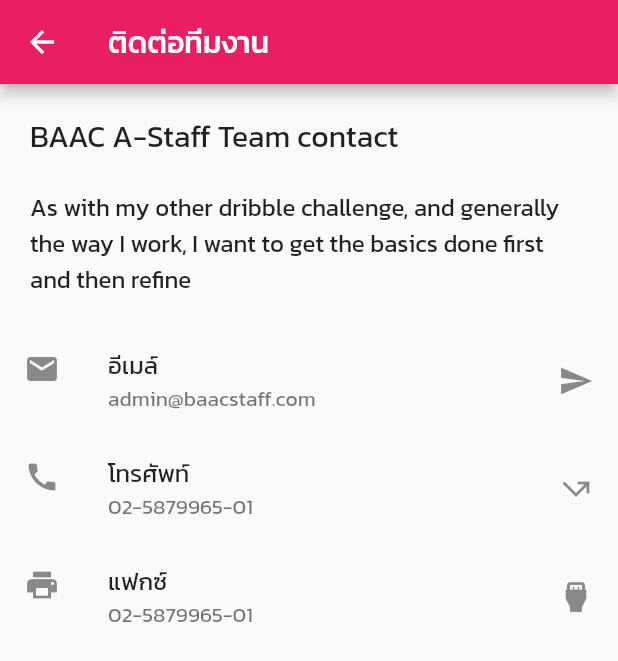
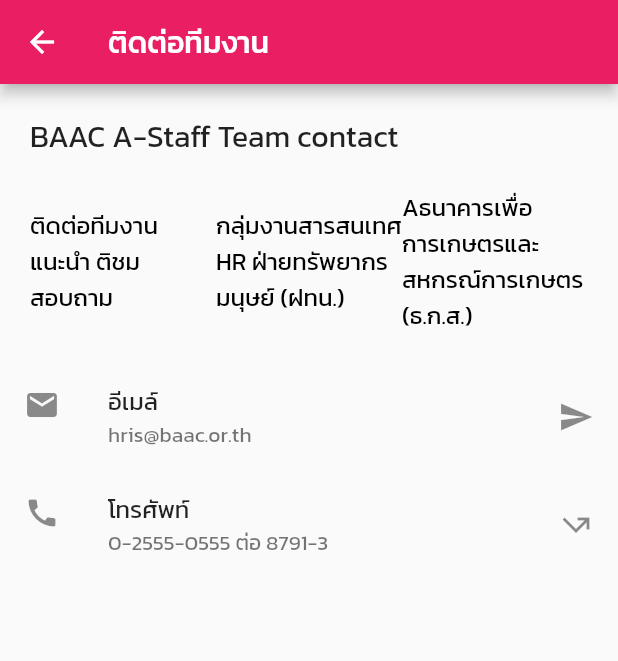
Before and after one commit to masterUNG/Astaffs, a Flutter app: the ContactusScreen screen opened by its route, on a phone screen of 412 x 824 dp. Shown: the top 661 px of the screen. Run offline on Flutter 3.47's test engine with Material 2 defaults, Android fonts, the phone set to English and light mode, and no system bars; our stand-ins replace cached_network_image, connectivity, dio, expandable, firebase_storage, geolocator and 11 more; missing offline and left inert: barcode_scan, get_mac, imei_plugin, otp_screen, smart_select; accounts and stored records are empty.

Commit message:
revise text

```diff
--- a/lib/screens/contactus/contactus_screen.dart
+++ b/lib/screens/contactus/contactus_screen.dart
@@ -1,4 +1,5 @@
 import 'package:flutter/material.dart';
+import 'package:ASmartApp/themes/theme.dart';
 
 class ContactusScreen extends StatefulWidget {
   ContactusScreen({Key key}) : super(key: key);
@@ -18,32 +19,49 @@ class _ContactusScreenState extends State<ContactusScreen> {
         children: [
           Padding(
             padding: const EdgeInsets.all(20.0),
-            child: Text('BAAC A-Staff Team contact', style: TextStyle(fontSize: 20),),
+            child: Text(
+              'BAAC A-Staff Team contact',
+              style: TextStyle(fontSize: 20),
+            ),
           ),
           Padding(
-            padding: const EdgeInsets.only(left:20.0, right: 20.0, bottom: 20.0),
-            child: Text('As with my other dribble challenge, and generally the way I work, I want to get the basics done first and then refine', style: TextStyle(fontSize: 16),),
+            padding: const EdgeInsets.only(left: 20.0, right: 20.0, bottom: 20.0),
+            child: Row(
+              children: [
+                Expanded(
+                  child: Text(
+                    'ติดต่อทีมงาน แนะนำ ติชม สอบถาม',
+                    style: Theme.of(context).textTheme.smallBlack,
+                  ),
+                ),
+                Expanded(
+                  child: Text(
+                    'กลุ่มงานสารสนเทศ HR ฝ่ายทรัพยากรมนุษย์ (ฝทน.)',
+                    style: Theme.of(context).textTheme.smallBlack,
+                  ),
+                ),
+                Expanded(
+                  child: Text(
+                    'Aธนาคารเพื่อการเกษตรและสหกรณ์การเกษตร (ธ.ก.ส.)',
+                    style: Theme.of(context).textTheme.smallBlack,
+                  ),
+                ),
+              ],
+            ),
           ),
           ListTile(
             leading: Icon(Icons.email),
             title: Text('อีเมล์'),
-            subtitle: Text('admin@baacstaff.com'),
+            subtitle: Text('hris@baac.or.th'),
             trailing: Icon(Icons.send),
-            onTap: (){},
+            onTap: () {},
           ),
           ListTile(
             leading: Icon(Icons.call),
             title: Text('โทรศัพท์'),
-            subtitle: Text('02-5879965-01'),
+            subtitle: Text('0-2555-0555 ต่อ 8791-3'),
             trailing: Icon(Icons.call_missed_outgoing),
-            onTap: (){},
-          ),
-          ListTile(
-            leading: Icon(Icons.print),
-            title: Text('แฟกซ์'),
-            subtitle: Text('02-5879965-01'),
-            trailing: Icon(Icons.settings_input_hdmi),
-            onTap: (){},
+            onTap: () {},
           ),
         ],
       ),
```
